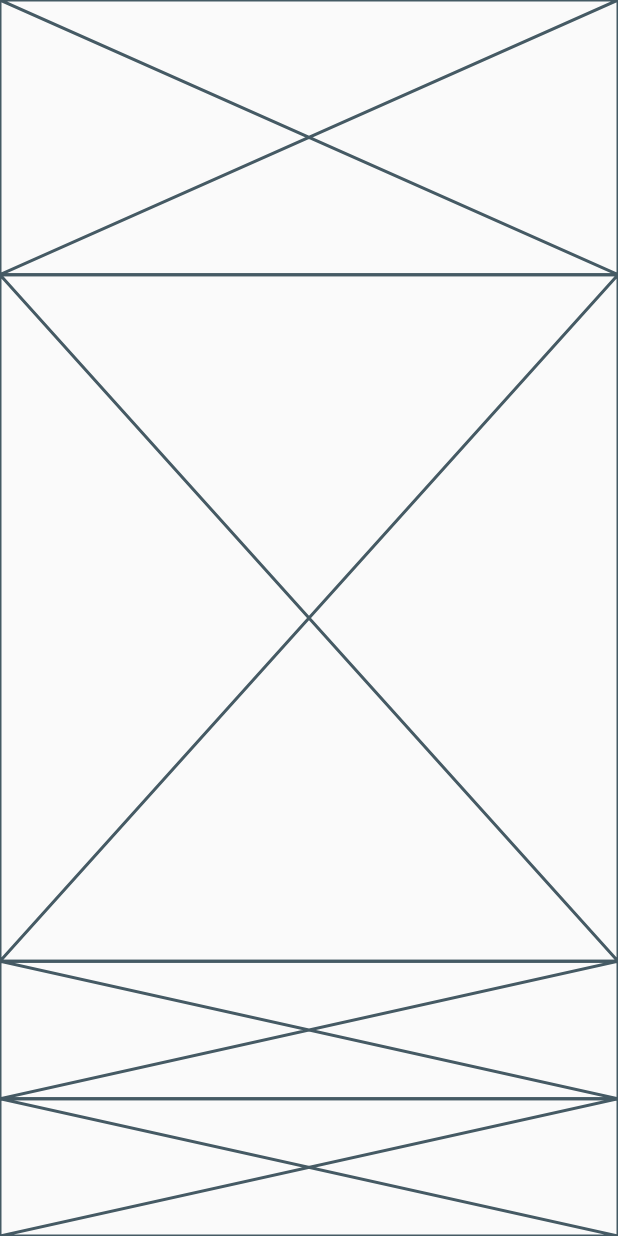
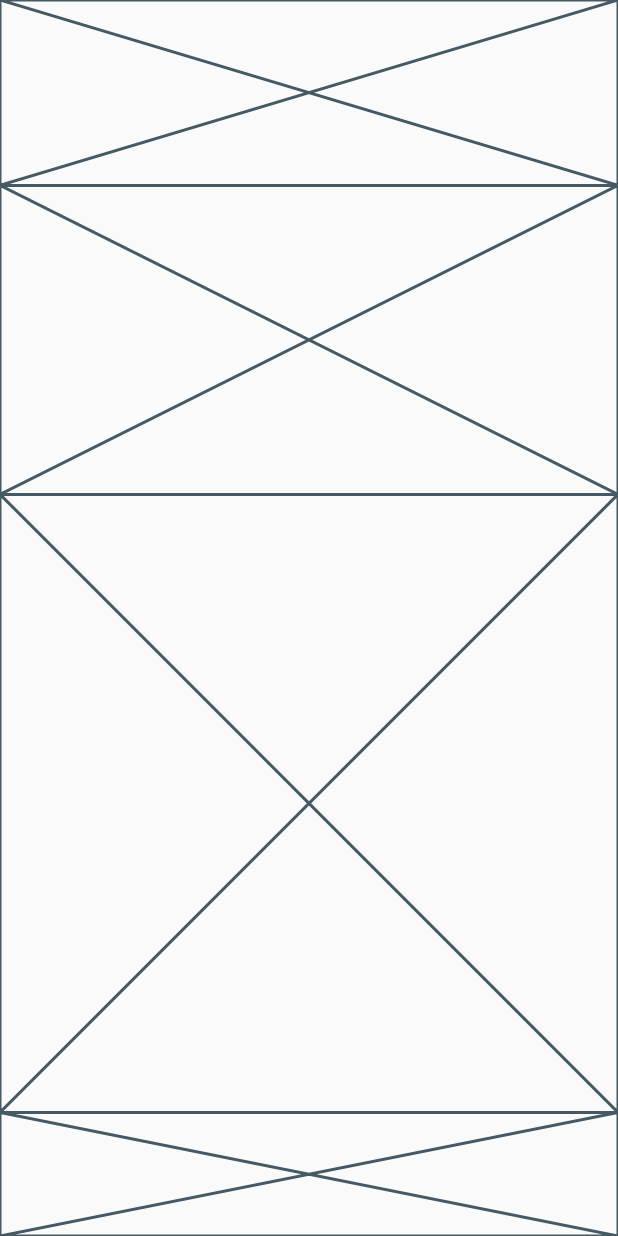
Before and after one commit to JAICHANGPARK/flutter_notebook_11th_story, a Flutter app: the screen it shows after launch, item 2 of the bottom bar chosen, on a phone screen of 412 x 824 dp. Run offline on Flutter 3.47's test engine with Material 2 defaults, Android fonts, the phone set to English and light mode, and no system bars; our stand-ins replace backdrop, badges, flutter_inner_drawer, flutter_slidable, flutter_swiper, google_fonts; network calls fail.

Commit message:
Update food_order_page.dart

```diff
--- a/lib/ep744_food_app/ui/food_order_page.dart
+++ b/lib/ep744_food_app/ui/food_order_page.dart
@@ -13,12 +13,16 @@ class _FoodOrderPageState extends State<FoodOrderPage> {
         child: Column(
           children: [
             Expanded(
-                flex: 2,
+                flex: 3,
                 child: Placeholder()),
             Expanded(
                 flex: 5,child: Placeholder()),
-            Expanded(child: Placeholder()),
-            Expanded(child: Placeholder()),
+            Expanded(
+                flex: 10,
+                child: Placeholder()),
+            Expanded(
+                flex: 2,
+                child: Placeholder()),
 
           ],
         ),
```
